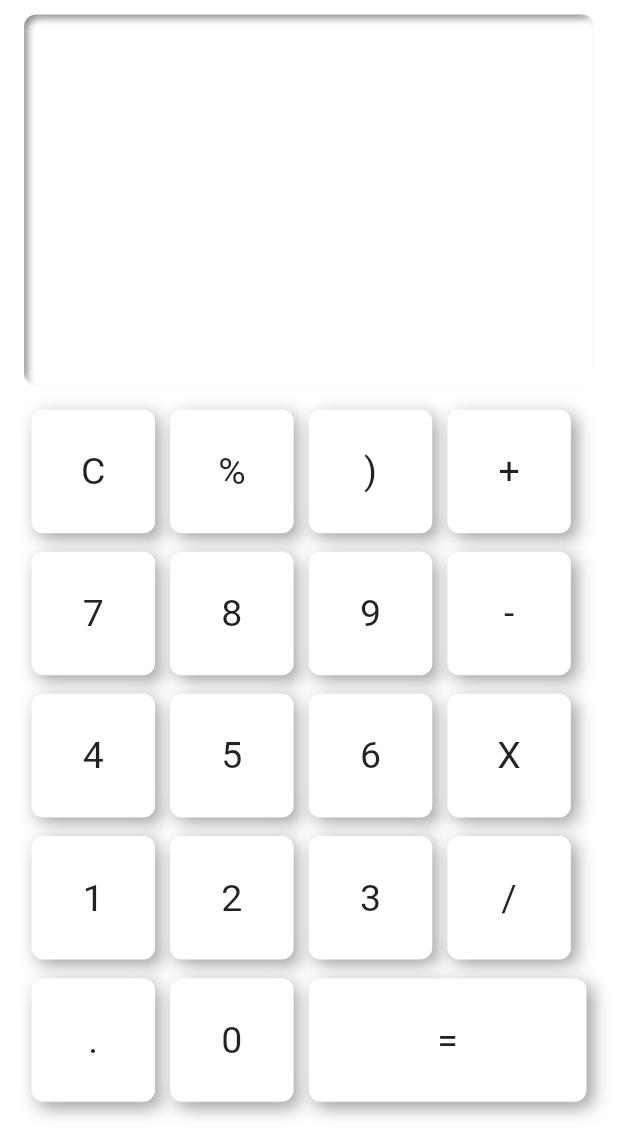
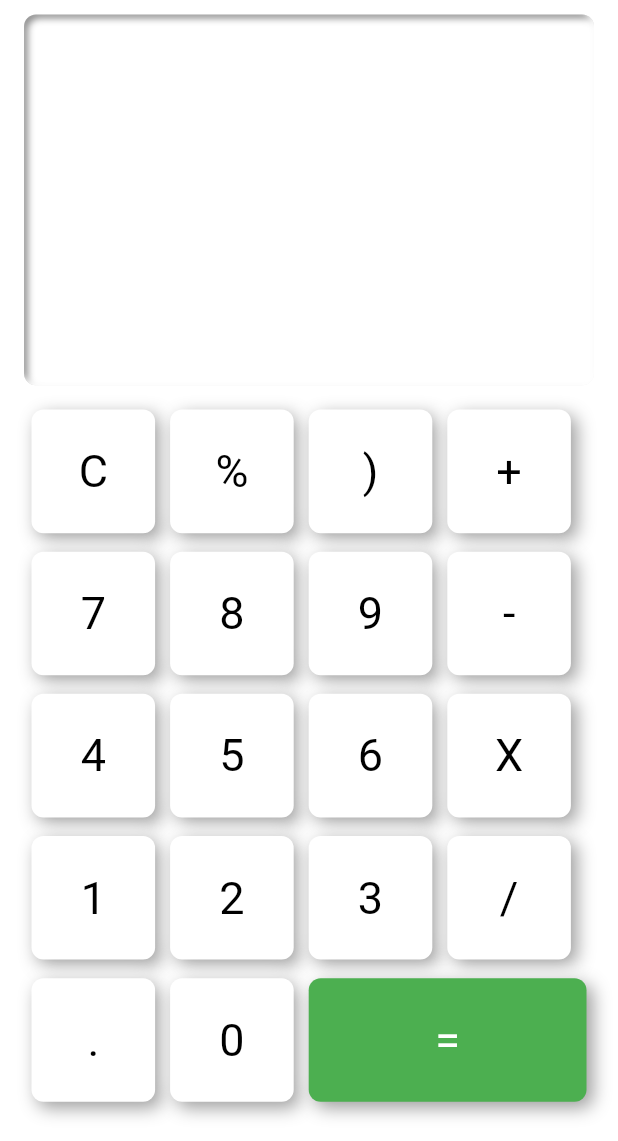
Before and after one commit to usmanabdulmajid/simple-calculator, a Flutter app: the screen it shows after launch, on a phone screen of 412 x 824 dp, the part 95-1236 px from its top. Run offline on Flutter 3.47's test engine with Material 2 defaults, Android fonts, the phone set to English and light mode, and no system bars; drawn by our look-alikes of flutter_neumorphic; our stand-ins replace bloc, flutter_bloc.

Commit message:
added bloc_library state management to display button tap text

```diff
--- /dev/null
+++ b/lib/logic/cubits/calculation/calculation_cubit.dart
@@ -0,0 +1,12 @@
+import 'package:bloc/bloc.dart';
+import 'package:meta/meta.dart';
+
+part 'calculation_state.dart';
+
+class CalculationCubit extends Cubit<CalculationState> {
+  CalculationCubit() : super(CalculationState(calcValues: ''));
+
+  void displayTexts(String buttonText) {
+    emit(state.copyWith(calcValues: buttonText));
+  }
+}
--- /dev/null
+++ b/lib/logic/cubits/calculation/calculation_state.dart
@@ -0,0 +1,14 @@
+part of 'calculation_cubit.dart';
+
+class CalculationState {
+  String calcValues;
+  CalculationState({this.calcValues});
+
+  CalculationState copyWith({
+    String calcValues,
+  }) {
+    return CalculationState(
+      calcValues: this.calcValues + calcValues ?? this.calcValues,
+    );
+  }
+}
--- a/lib/main.dart
+++ b/lib/main.dart
@@ -1,4 +1,6 @@
 import 'package:flutter/material.dart';
+import 'package:flutter_bloc/flutter_bloc.dart';
+import 'package:simple_calculator/logic/cubits/calculation/calculation_cubit.dart';
 import 'package:simple_calculator/presentation/screens/calculator_screen.dart';
 import 'package:simple_calculator/presentation/widgets/cal_button.dart';
 
@@ -10,12 +12,17 @@ class MyApp extends StatelessWidget {
   // This widget is the root of your application.
   @override
   Widget build(BuildContext context) {
-    return MaterialApp(
-      title: 'Flutter Demo',
-      theme: ThemeData(
-        primarySwatch: Colors.blue,
+    return MultiBlocProvider(
+      providers: [
+        BlocProvider<CalculationCubit>(create: (context) => CalculationCubit())
+      ],
+      child: MaterialApp(
+        title: 'Flutter Demo',
+        theme: ThemeData(
+          primarySwatch: Colors.blue,
+        ),
+        home: CalculatorScreen(),
       ),
-      home: CalculatorScreen(),
     );
   }
 }
--- a/lib/presentation/screens/calculator_screen.dart
+++ b/lib/presentation/screens/calculator_screen.dart
@@ -1,5 +1,7 @@
 import 'package:flutter/material.dart';
+import 'package:flutter_bloc/flutter_bloc.dart';
 import 'package:flutter_neumorphic/flutter_neumorphic.dart';
+import 'package:simple_calculator/logic/cubits/calculation/calculation_cubit.dart';
 import 'package:simple_calculator/presentation/widgets/cal_button.dart';
 
 class CalculatorScreen extends StatelessWidget {
@@ -35,6 +37,24 @@ class CalculatorScreen extends StatelessWidget {
                   shadowLightColorEmboss: Colors.white,
                   depth: -5,
                   color: Colors.white,
+                ),
+                child: Column(
+                  crossAxisAlignment: CrossAxisAlignment.end,
+                  children: [
+                    Container(
+                      padding:
+                          EdgeInsets.only(top: 25.0, right: 5.0, left: 5.0),
+                      //height: 100,
+                      child: BlocBuilder<CalculationCubit, CalculationState>(
+                        builder: (context, state) {
+                          return Text(
+                            state.calcValues,
+                            style: TextStyle(fontSize: 30),
+                          );
+                        },
+                      ),
+                    )
+                  ],
                 ),
               ),
             ),
--- a/lib/presentation/widgets/cal_button.dart
+++ b/lib/presentation/widgets/cal_button.dart
@@ -1,5 +1,7 @@
 import 'package:flutter/material.dart';
+import 'package:flutter_bloc/flutter_bloc.dart';
 import 'package:flutter_neumorphic/flutter_neumorphic.dart';
+import 'package:simple_calculator/logic/cubits/calculation/calculation_cubit.dart';
 
 class CalButton extends StatefulWidget {
   final String buttonText;
@@ -34,18 +36,16 @@ class _CalButtonState extends State<CalButton>
     Size _size = MediaQuery.of(context).size;
     return GestureDetector(
       onTapDown: (v) {
-        print(_buttonController.value);
+        BlocProvider.of<CalculationCubit>(context)
+            .displayTexts(widget.buttonText);
         _buttonController.forward();
-        print('kk');
       },
       onTapUp: (v) {
-        print(_buttonController.value);
         _buttonController.reverse();
       },
       child: Transform.scale(
         scale: 1.0 - _buttonController.value,
         child: Container(
-          //alignment: Alignment.center,
           margin: EdgeInsets.all(5.0),
           height: _size.width * 0.20,
           width: _size.width * 0.20,
@@ -54,12 +54,15 @@ class _CalButtonState extends State<CalButton>
               //intensity: 0.5,
               surfaceIntensity: 1,
               depth: 8,
-              color: Colors.white,
+              color: widget.buttonText == '=' ? Colors.green : Colors.white,
             ),
             child: Center(
               child: Text(
                 widget.buttonText,
-                style: TextStyle(fontSize: 25.0),
+                style: TextStyle(
+                  fontSize: 30.0,
+                  color: widget.buttonText == '=' ? Colors.white : Colors.black,
+                ),
               ),
             ),
           ),
--- a/pubspec.yaml
+++ b/pubspec.yaml
@@ -29,6 +29,7 @@ dependencies:
   # Use with the CupertinoIcons class for iOS style icons.
   cupertino_icons: ^1.0.2
   flutter_neumorphic: ^3.1.0
+  flutter_bloc: ^7.0.1
 
 dev_dependencies:
   flutter_test:
```
Also changed, not shown: pubspec.lock.
